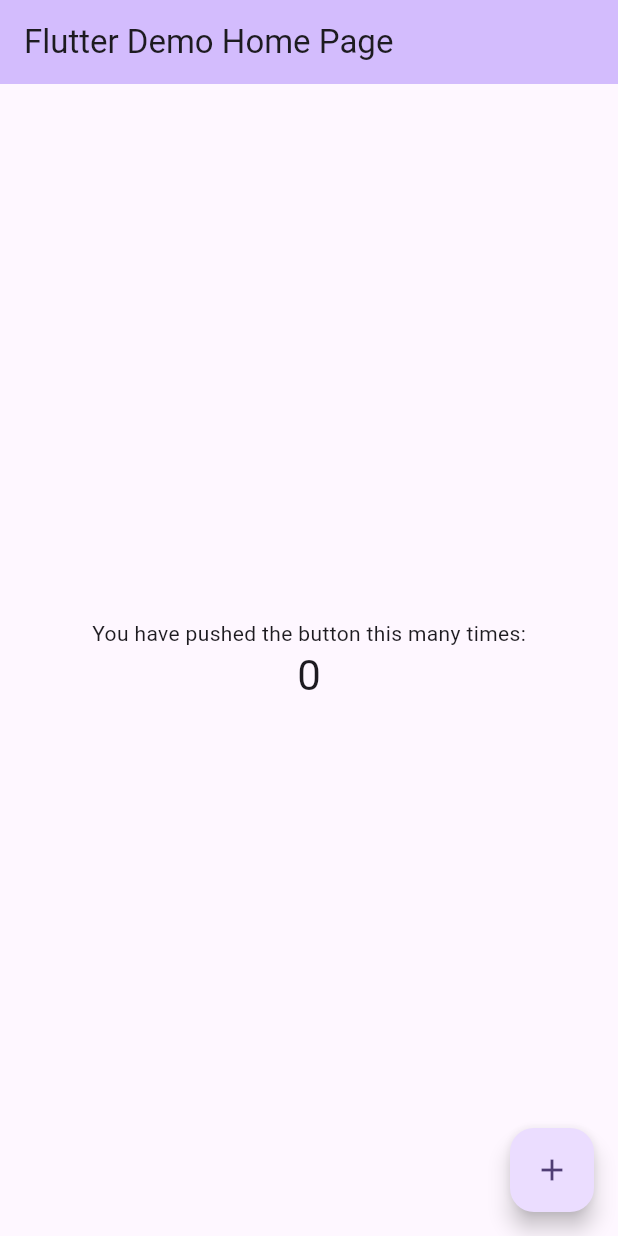
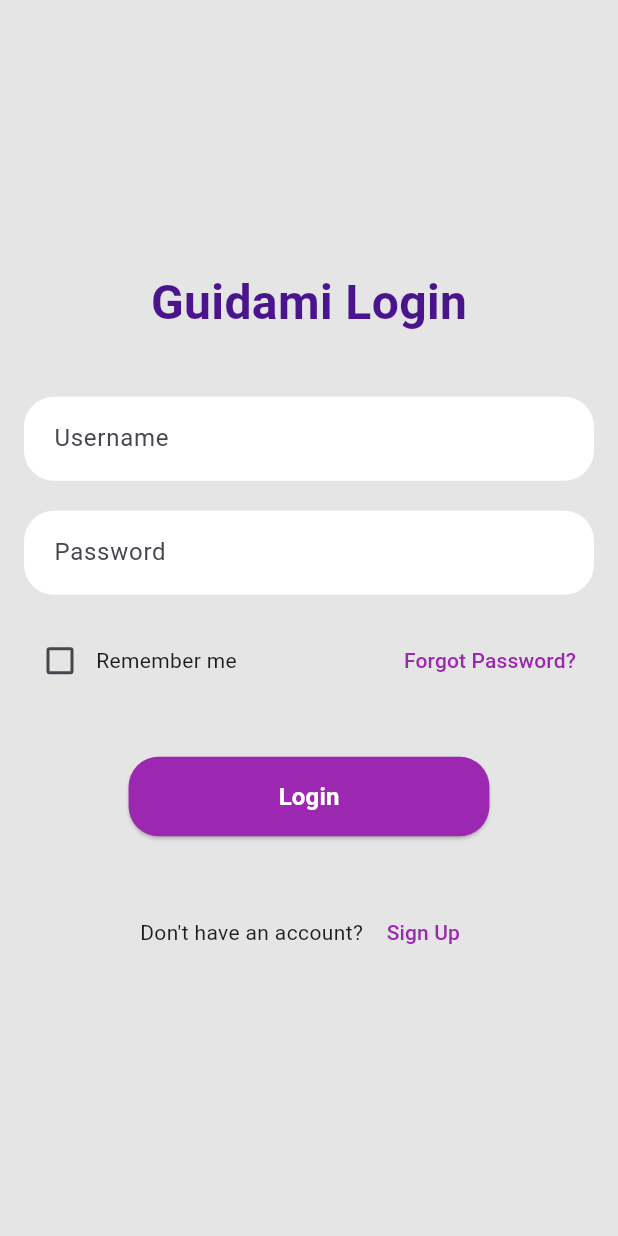
Before and after one commit to Miss-Kwara/guidami, a Flutter app: the screen it shows after launch, on a phone screen of 412 x 824 dp. Run offline on Flutter 3.47's test engine with Material 3 defaults, Android fonts, the phone set to English and light mode, and no system bars.

Commit message:
sistemato login bello bello e collegato al sign up

```diff
--- a/lib/main.dart
+++ b/lib/main.dart
@@ -1,4 +1,5 @@
 import 'package:flutter/material.dart';
+import 'package:guidami/screens/auth/login_screen.dart';  // Import the login screen
 
 void main() {
   runApp(const MyApp());
@@ -7,116 +8,14 @@
 class MyApp extends StatelessWidget {
   const MyApp({super.key});
 
-  // This widget is the root of your application.
   @override
   Widget build(BuildContext context) {
     return MaterialApp(
-      title: 'Flutter Demo',
+      title: 'Guidami',
       theme: ThemeData(
-        // This is the theme of your application.
-        //
-        // TRY THIS: Try running your application with "flutter run". You'll see
-        // the application has a purple toolbar. Then, without quitting the app,
-        // try changing the seedColor in the colorScheme below to Colors.green
-        // and then invoke "hot reload" (save your changes or press the "hot
-        // reload" button in a Flutter-supported IDE, or press "r" if you used
-        // the command line to start the app).
-        //
-        // Notice that the counter didn't reset back to zero; the application
-        // state is not lost during the reload. To reset the state, use hot
-        // restart instead.
-        //
-        // This works for code too, not just values: Most code changes can be
-        // tested with just a hot reload.
         colorScheme: ColorScheme.fromSeed(seedColor: Colors.deepPurple),
       ),
-      home: const MyHomePage(title: 'Flutter Demo Home Page'),
+      home: const LoginScreen(), // Set the LoginScreen as the home
     );
   }
 }
-
-class MyHomePage extends StatefulWidget {
-  const MyHomePage({super.key, required this.title});
-
-  // This widget is the home page of your application. It is stateful, meaning
-  // that it has a State object (defined below) that contains fields that affect
-  // how it looks.
-
-  // This class is the configuration for the state. It holds the values (in this
-  // case the title) provided by the parent (in this case the App widget) and
-  // used by the build method of the State. Fields in a Widget subclass are
-  // always marked "final".
-
-  final String title;
-
-  @override
-  State<MyHomePage> createState() => _MyHomePageState();
-}
-
-class _MyHomePageState extends State<MyHomePage> {
-  int _counter = 0;
-
-  void _incrementCounter() {
-    setState(() {
-      // This call to setState tells the Flutter framework that something has
-      // changed in this State, which causes it to rerun the build method below
-      // so that the display can reflect the updated values. If we changed
-      // _counter without calling setState(), then the build method would not be
-      // called again, and so nothing would appear to happen.
-      _counter++;
-    });
-  }
-
-  @override
-  Widget build(BuildContext context) {
-    // This method is rerun every time setState is called, for instance as done
-    // by the _incrementCounter method above.
-    //
-    // The Flutter framework has been optimized to make rerunning build methods
-    // fast, so that you can just rebuild anything that needs updating rather
-    // than having to individually change instances of widgets.
-    return Scaffold(
-      appBar: AppBar(
-        // TRY THIS: Try changing the color here to a specific color (to
-        // Colors.amber, perhaps?) and trigger a hot reload to see the AppBar
-        // change color while the other colors stay the same.
-        backgroundColor: Theme.of(context).colorScheme.inversePrimary,
-        // Here we take the value from the MyHomePage object that was created by
-        // the App.build method, and use it to set our appbar title.
-        title: Text(widget.title),
-      ),
-      body: Center(
-        // Center is a layout widget. It takes a single child and positions it
-        // in the middle of the parent.
-        child: Column(
-          // Column is also a layout widget. It takes a list of children and
-          // arranges them vertically. By default, it sizes itself to fit its
-          // children horizontally, and tries to be as tall as its parent.
-          //
-          // Column has various properties to control how it sizes itself and
-          // how it positions its children. Here we use mainAxisAlignment to
-          // center the children vertically; the main axis here is the vertical
-          // axis because Columns are vertical (the cross axis would be
-          // horizontal).
-          //
-          // TRY THIS: Invoke "debug painting" (choose the "Toggle Debug Paint"
-          // action in the IDE, or press "p" in the console), to see the
-          // wireframe for each widget.
-          mainAxisAlignment: MainAxisAlignment.center,
-          children: <Widget>[
-            const Text('You have pushed the button this many times:'),
-            Text(
-              '$_counter',
-              style: Theme.of(context).textTheme.headlineMedium,
-            ),
-          ],
-        ),
-      ),
-      floatingActionButton: FloatingActionButton(
-        onPressed: _incrementCounter,
-        tooltip: 'Increment',
-        child: const Icon(Icons.add),
-      ), // This trailing comma makes auto-formatting nicer for build methods.
-    );
-  }
-}
--- a/lib/screens/auth/login_screen.dart
+++ b/lib/screens/auth/login_screen.dart
@@ -0,0 +1,166 @@
+import 'package:flutter/material.dart';
+import 'signup_screen.dart';
+
+class LoginScreen extends StatefulWidget {
+  const LoginScreen({super.key});
+
+  @override
+  LoginScreenState createState() => LoginScreenState(); // return public class
+}
+
+class LoginScreenState extends State<LoginScreen> { // changed from _LoginScreenState
+  final _formKey = GlobalKey<FormState>();
+  final TextEditingController _usernameController = TextEditingController();
+  final TextEditingController _passwordController = TextEditingController();
+  bool _rememberMe = false;
+
+  @override
+  Widget build(BuildContext context) {
+    return Scaffold(
+      backgroundColor: const Color(0xFFE5E5E5),
+      body: Padding(
+        padding: const EdgeInsets.all(16.0),
+        child: Form(
+          key: _formKey,
+          child: Column(
+            mainAxisAlignment: MainAxisAlignment.center,
+            crossAxisAlignment: CrossAxisAlignment.center,
+            children: <Widget>[
+              Text(
+                'Guidami Login',
+                style: TextStyle(
+                  fontSize: 32,
+                  fontWeight: FontWeight.bold,
+                  color: Colors.purple.shade900,
+                ),
+              ),
+              const SizedBox(height: 40),
+
+              // Username
+              TextFormField(
+                controller: _usernameController,
+                decoration: InputDecoration(
+                  hintText: 'Username',
+                  filled: true,
+                  fillColor: Colors.white,
+                  border: OutlineInputBorder(
+                    borderRadius: BorderRadius.circular(20),
+                    borderSide: BorderSide.none,
+                  ),
+                  contentPadding: const EdgeInsets.all(16),
+                ),
+                validator: (value) {
+                  if (value == null || value.isEmpty) {
+                    return 'Please enter your username';
+                  }
+                  return null;
+                },
+              ),
+              const SizedBox(height: 20),
+
+              // Password
+              TextFormField(
+                controller: _passwordController,
+                obscureText: true,
+                decoration: InputDecoration(
+                  hintText: 'Password',
+                  filled: true,
+                  fillColor: Colors.white,
+                  border: OutlineInputBorder(
+                    borderRadius: BorderRadius.circular(20),
+                    borderSide: BorderSide.none,
+                  ),
+                  contentPadding: const EdgeInsets.all(16),
+                ),
+                validator: (value) {
+                  if (value == null || value.isEmpty) {
+                    return 'Please enter your password';
+                  }
+                  return null;
+                },
+              ),
+              const SizedBox(height: 20),
+
+              // Remember Me and Forgot Password
+              Row(
+                mainAxisAlignment: MainAxisAlignment.spaceBetween,
+                children: <Widget>[
+                  Row(
+                    children: <Widget>[
+                      Checkbox(
+                        value: _rememberMe,
+                        onChanged: (bool? value) {
+                          setState(() {
+                            _rememberMe = value!;
+                          });
+                        },
+                      ),
+                      const Text('Remember me'),
+                    ],
+                  ),
+                  TextButton(
+                    onPressed: () {},
+                    child: const Text(
+                      'Forgot Password?',
+                      style: TextStyle(color: Colors.purple),
+                    ),
+                  ),
+                ],
+              ),
+              const SizedBox(height: 40),
+
+              // Login Button
+              ElevatedButton(
+                onPressed: () {
+                  if (_formKey.currentState?.validate() ?? false) {
+                    ScaffoldMessenger.of(context).showSnackBar(
+                      const SnackBar(content: Text('Logging in...')),
+                    );
+                  }
+                },
+                style: ElevatedButton.styleFrom(
+                  backgroundColor: Colors.purple,
+                  padding: const EdgeInsets.symmetric(horizontal: 100, vertical: 15),
+                  shape: RoundedRectangleBorder(
+                    borderRadius: BorderRadius.circular(20),
+                  ),
+                ),
+                child: const Text(
+                  'Login',
+                  style: TextStyle(
+                    fontSize: 16,
+                    fontWeight: FontWeight.bold,
+                    color: Colors.white,
+                  ),
+                ),
+              ),
+              const SizedBox(height: 40),
+
+              // Sign Up
+              Row(
+                mainAxisAlignment: MainAxisAlignment.center,
+                children: <Widget>[
+                  const Text('Don\'t have an account? '),
+                  TextButton(
+                    onPressed: () {
+                      Navigator.push(
+                        context,
+                        MaterialPageRoute(
+                          builder: (context) => const SignUpScreen(),
+                        ),
+                      );
+                    },
+                    child: const Text(
+                      'Sign Up',
+                      style: TextStyle(color: Colors.purple),
+                    ),
+                  ),
+                ],
+              ),
+            ],
+          ),
+        ),
+      ),
+    );
+  }
+}
--- a/pubspec.yaml
+++ b/pubspec.yaml
@@ -36,6 +36,8 @@
   cupertino_icons: ^1.0.8
   http: ^1.3.0
   provider: ^6.1.4
+  iconsax: ^0.0.8
+  font_awesome_flutter: ^10.8.0
 
 dev_dependencies:
   flutter_test:
```
Also changed, not shown: lib/screens/auth/signup_screen.dart (+162 -0 lines), pubspec.lock.
